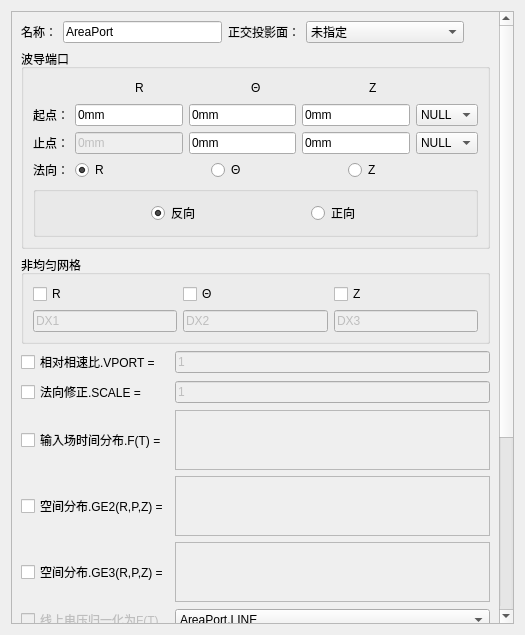
The window that src/Mod/Model3D/Command3D/Physics3DCommand/Port/PortDialog.ui (BeQuiet1228/FreeCAD) describes before a commit, drawn with Qt 5.
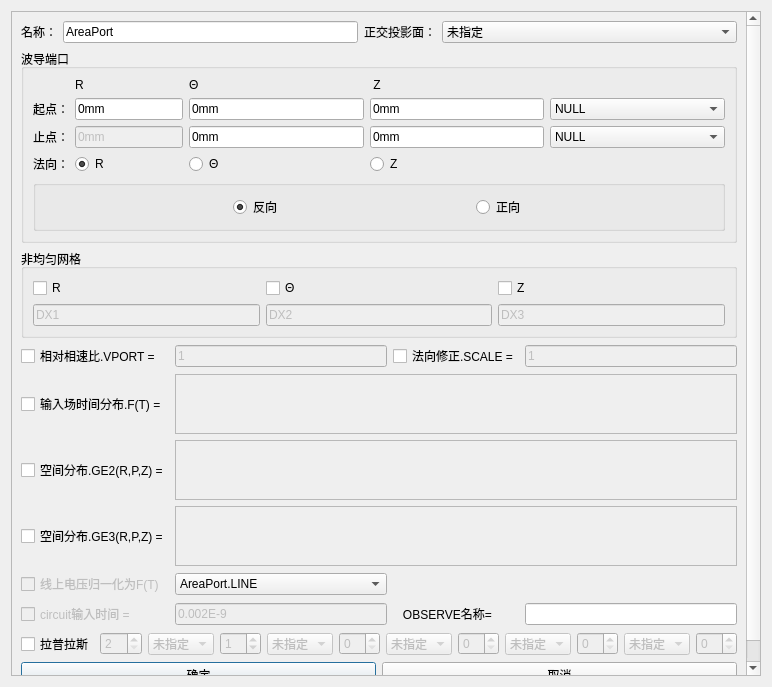
The same window after the commit. Custom widgets are drawn as their Qt base class.

```diff
--- a/src/Mod/Model3D/Command3D/Physics3DCommand/Port/PortDialog.ui
+++ b/src/Mod/Model3D/Command3D/Physics3DCommand/Port/PortDialog.ui
@@ -9,8 +9,8 @@
    <rect>
     <x>0</x>
     <y>0</y>
-    <width>525</width>
-    <height>635</height>
+    <width>772</width>
+    <height>687</height>
    </rect>
   </property>
   <property name="sizePolicy">
@@ -34,8 +34,8 @@
   <property name="windowTitle">
    <string>波导端口</string>
   </property>
-  <layout class="QGridLayout" name="gridLayout_7">
-   <item row="0" column="0">
+  <layout class="QVBoxLayout" name="verticalLayout_5">
+   <item>
     <widget class="QScrollArea" name="scrollArea">
      <property name="sizePolicy">
       <sizepolicy hsizetype="Preferred" vsizetype="Preferred">
@@ -50,13 +50,13 @@
       <property name="geometry">
        <rect>
         <x>0</x>
-        <y>-206</y>
-        <width>488</width>
-        <height>923</height>
+        <y>0</y>
+        <width>752</width>
+        <height>667</height>
        </rect>
       </property>
-      <layout class="QGridLayout" name="gridLayout_5">
-       <item row="0" column="0">
+      <layout class="QVBoxLayout" name="verticalLayout_2">
+       <item>
         <layout class="QHBoxLayout" name="horizontalLayout" stretch="1,1,1,1">
          <item>
           <widget class="QLabel" name="Label_Name">
@@ -138,7 +138,7 @@
          </item>
         </layout>
        </item>
-       <item row="1" column="0" colspan="2">
+       <item>
         <widget class="QGroupBox" name="groupBox_Port">
          <property name="sizePolicy">
           <sizepolicy hsizetype="Preferred" vsizetype="Preferred">
@@ -152,206 +152,52 @@
          <property name="flat">
           <bool>true</bool>
          </property>
-         <layout class="QGridLayout" name="gridLayout_3">
-          <item row="6" column="0">
-           <layout class="QHBoxLayout" name="horizontalLayout_2">
+         <layout class="QVBoxLayout" name="verticalLayout_3">
             <item>
-             <widget class="QLabel" name="label">
-              <property name="sizePolicy">
-               <sizepolicy hsizetype="Fixed" vsizetype="Preferred">
-                <horstretch>0</horstretch>
-                <verstretch>0</verstretch>
-               </sizepolicy>
-              </property>
-              <property name="text">
-               <string>法向：</string>
-              </property>
-             </widget>
-            </item>
-            <item>
-             <widget class="QRadioButton" name="radioButton_x">
-              <property name="text">
-               <string>R</string>
-              </property>
-              <property name="checked">
-               <bool>true</bool>
-              </property>
-             </widget>
-            </item>
-            <item>
-             <widget class="QRadioButton" name="radioButton_y">
-              <property name="text">
-               <string>Θ</string>
-              </property>
-             </widget>
-            </item>
-            <item>
-             <widget class="QRadioButton" name="radioButton_z">
-              <property name="text">
-               <string>Z</string>
-              </property>
-             </widget>
-            </item>
-           </layout>
-          </item>
-          <item row="4" column="0">
-           <layout class="QHBoxLayout" name="horizontalLayout_end">
-            <item>
-             <widget class="QLabel" name="label_end">
-              <property name="text">
-               <string>止点：</string>
-              </property>
-             </widget>
-            </item>
-            <item>
-             <widget class="QLineEdit" name="LineEdit_end_x">
-              <property name="enabled">
-               <bool>false</bool>
-              </property>
-              <property name="text">
-               <string>0mm</string>
-              </property>
-             </widget>
-            </item>
-            <item>
-             <widget class="QLineEdit" name="LineEdit_end_y">
-              <property name="text">
-               <string>0mm</string>
-              </property>
-             </widget>
-            </item>
-            <item>
-             <widget class="QLineEdit" name="LineEdit_end_z">
-              <property name="text">
-               <string>0mm</string>
-              </property>
-             </widget>
-            </item>
-            <item>
-             <widget class="StyledComboBox" name="ComboBox_end">
-              <property name="sizePolicy">
-               <sizepolicy hsizetype="Expanding" vsizetype="Fixed">
-                <horstretch>0</horstretch>
-                <verstretch>0</verstretch>
-               </sizepolicy>
-              </property>
-              <item>
-               <property name="text">
-                <string>NULL</string>
-               </property>
-              </item>
-             </widget>
-            </item>
-           </layout>
-          </item>
-          <item row="1" column="0">
-           <layout class="QHBoxLayout" name="horizontalLayout_5">
-            <item>
-             <spacer name="horizontalSpacer_4">
-              <property name="orientation">
-               <enum>Qt::Horizontal</enum>
-              </property>
-              <property name="sizeHint" stdset="0">
-               <size>
-                <width>40</width>
-                <height>20</height>
-               </size>
-              </property>
-             </spacer>
-            </item>
-            <item>
-             <widget class="QLabel" name="label_X">
-              <property name="text">
-               <string>R</string>
-              </property>
-             </widget>
-            </item>
-            <item>
-             <spacer name="horizontalSpacer_5">
-              <property name="orientation">
-               <enum>Qt::Horizontal</enum>
-              </property>
-              <property name="sizeHint" stdset="0">
-               <size>
-                <width>40</width>
-                <height>20</height>
-               </size>
-              </property>
-             </spacer>
-            </item>
-            <item>
+           <layout class="QGridLayout" name="gridLayout">
+            <item row="0" column="3">
              <widget class="QLabel" name="label_Y">
               <property name="text">
                <string>Θ</string>
               </property>
              </widget>
             </item>
-            <item>
-             <spacer name="horizontalSpacer_6">
-              <property name="orientation">
-               <enum>Qt::Horizontal</enum>
-              </property>
-              <property name="sizeHint" stdset="0">
-               <size>
-                <width>40</width>
-                <height>20</height>
-               </size>
-              </property>
-             </spacer>
-            </item>
-            <item>
+            <item row="0" column="4">
              <widget class="QLabel" name="label_Z">
               <property name="text">
-               <string>Z</string>
+               <string> Z</string>
               </property>
              </widget>
             </item>
-            <item>
-             <spacer name="horizontalSpacer_7">
-              <property name="orientation">
-               <enum>Qt::Horizontal</enum>
-              </property>
-              <property name="sizeHint" stdset="0">
-               <size>
-                <width>40</width>
-                <height>20</height>
-               </size>
-              </property>
-             </spacer>
-            </item>
-           </layout>
-          </item>
-          <item row="2" column="0">
-           <layout class="QHBoxLayout" name="horizontalLayout_start">
-            <item>
-             <widget class="QLabel" name="label_start">
-              <property name="text">
-               <string>起点：</string>
-              </property>
-             </widget>
-            </item>
-            <item>
+            <item row="1" column="1" colspan="2">
              <widget class="QLineEdit" name="LineEdit_start_x">
               <property name="text">
                <string>0mm</string>
               </property>
              </widget>
             </item>
-            <item>
+            <item row="1" column="3">
              <widget class="QLineEdit" name="LineEdit_start_y">
               <property name="text">
                <string>0mm</string>
               </property>
              </widget>
             </item>
-            <item>
+            <item row="1" column="0">
+             <widget class="QLabel" name="label_start">
+              <property name="text">
+               <string>起点：</string>
+              </property>
+             </widget>
+            </item>
+            <item row="1" column="4">
              <widget class="QLineEdit" name="LineEdit_start_z">
               <property name="text">
                <string>0mm</string>
               </property>
              </widget>
             </item>
-            <item>
+            <item row="1" column="5">
              <widget class="StyledComboBox" name="ComboBox_start">
               <property name="sizePolicy">
                <sizepolicy hsizetype="Expanding" vsizetype="Fixed">
@@ -366,64 +212,106 @@
               </item>
              </widget>
             </item>
-           </layout>
-          </item>
-          <item row="8" column="0">
-           <spacer name="verticalSpacer_15">
-            <property name="orientation">
-             <enum>Qt::Vertical</enum>
-            </property>
-            <property name="sizeHint" stdset="0">
-             <size>
-              <width>20</width>
-              <height>40</height>
-             </size>
-            </property>
-           </spacer>
-          </item>
-          <item row="0" column="0">
-           <spacer name="verticalSpacer_16">
-            <property name="orientation">
-             <enum>Qt::Vertical</enum>
-            </property>
-            <property name="sizeHint" stdset="0">
-             <size>
-              <width>20</width>
-              <height>40</height>
-             </size>
-            </property>
-           </spacer>
+            <item row="2" column="0">
+             <widget class="QLabel" name="label_end">
+              <property name="text">
+               <string>止点：</string>
+              </property>
+             </widget>
+            </item>
+            <item row="2" column="1" colspan="2">
+             <widget class="QLineEdit" name="LineEdit_end_x">
+              <property name="enabled">
+               <bool>false</bool>
+              </property>
+              <property name="text">
+               <string>0mm</string>
+              </property>
+             </widget>
+            </item>
+            <item row="2" column="4">
+             <widget class="QLineEdit" name="LineEdit_end_z">
+              <property name="text">
+               <string>0mm</string>
+              </property>
+             </widget>
+            </item>
+            <item row="2" column="3">
+             <widget class="QLineEdit" name="LineEdit_end_y">
+              <property name="text">
+               <string>0mm</string>
+              </property>
+             </widget>
+            </item>
+            <item row="3" column="3">
+             <widget class="QRadioButton" name="radioButton_y">
+              <property name="text">
+               <string>Θ</string>
+              </property>
+             </widget>
+            </item>
+            <item row="3" column="4">
+             <widget class="QRadioButton" name="radioButton_z">
+              <property name="text">
+               <string>Z</string>
+              </property>
+             </widget>
+            </item>
+            <item row="3" column="1">
+             <widget class="QRadioButton" name="radioButton_x">
+              <property name="text">
+               <string>R</string>
+              </property>
+              <property name="checked">
+               <bool>true</bool>
+              </property>
+             </widget>
+            </item>
+            <item row="2" column="5">
+             <widget class="StyledComboBox" name="ComboBox_end">
+              <property name="sizePolicy">
+               <sizepolicy hsizetype="Expanding" vsizetype="Fixed">
+                <horstretch>0</horstretch>
+                <verstretch>0</verstretch>
+               </sizepolicy>
+              </property>
+              <item>
+               <property name="text">
+                <string>NULL</string>
+               </property>
+              </item>
+             </widget>
           </item>
           <item row="3" column="0">
-           <spacer name="verticalSpacer_17">
-            <property name="orientation">
-             <enum>Qt::Vertical</enum>
-            </property>
-            <property name="sizeHint" stdset="0">
-             <size>
-              <width>20</width>
-              <height>40</height>
-             </size>
-            </property>
-           </spacer>
-          </item>
-          <item row="7" column="0">
+             <widget class="QLabel" name="label">
+              <property name="sizePolicy">
+               <sizepolicy hsizetype="Fixed" vsizetype="Preferred">
+                <horstretch>0</horstretch>
+                <verstretch>0</verstretch>
+               </sizepolicy>
+              </property>
+              <property name="text">
+               <string>法向：</string>
+              </property>
+             </widget>
+            </item>
+            <item row="0" column="1" colspan="2">
+             <widget class="QLabel" name="label_X">
+              <property name="text">
+               <string>R</string>
+              </property>
+             </widget>
+            </item>
+           </layout>
+          </item>
+          <item>
            <widget class="QGroupBox" name="groupBox_2">
-            <property name="sizePolicy">
-             <sizepolicy hsizetype="Expanding" vsizetype="Expanding">
-              <horstretch>0</horstretch>
-              <verstretch>0</verstretch>
-             </sizepolicy>
-            </property>
             <property name="title">
              <string/>
             </property>
-            <property name="flat">
-             <bool>true</bool>
-            </property>
-            <layout class="QGridLayout" name="gridLayout_2">
-             <item row="0" column="0">
-              <layout class="QHBoxLayout" name="horizontalLayout_4">
+            <layout class="QVBoxLayout" name="verticalLayout_4">
+             <item>
+              <layout class="QHBoxLayout" name="horizontalLayout_2">
                <item>
                 <spacer name="horizontalSpacer">
                  <property name="orientation">
@@ -485,80 +373,16 @@
             </layout>
            </widget>
           </item>
-          <item row="5" column="0">
-           <spacer name="verticalSpacer_18">
-            <property name="orientation">
-             <enum>Qt::Vertical</enum>
-            </property>
-            <property name="sizeHint" stdset="0">
-             <size>
-              <width>20</width>
-              <height>40</height>
-             </size>
-            </property>
-           </spacer>
-          </item>
          </layout>
         </widget>
        </item>
-       <item row="2" column="0">
-        <spacer name="verticalSpacer">
-         <property name="orientation">
-          <enum>Qt::Vertical</enum>
-         </property>
-         <property name="sizeHint" stdset="0">
-          <size>
-           <width>20</width>
-           <height>40</height>
-          </size>
-         </property>
-        </spacer>
-       </item>
-       <item row="3" column="0" colspan="2">
+       <item>
         <widget class="QGroupBox" name="groupBox">
          <property name="title">
           <string>非均匀网格</string>
          </property>
          <layout class="QGridLayout" name="gridLayout_4">
           <item row="1" column="0">
-           <layout class="QHBoxLayout" name="horizontalLayout_6">
-            <item>
-             <widget class="QCheckBox" name="checkBox_x">
-              <property name="text">
-               <string>R</string>
-              </property>
-             </widget>
-            </item>
-            <item>
-             <widget class="QCheckBox" name="checkBox_y">
-              <property name="text">
-               <string>Θ</string>
-              </property>
-             </widget>
-            </item>
-            <item>
-             <widget class="QCheckBox" name="checkBox_z">
-              <property name="text">
-               <string>Z</string>
-              </property>
-             </widget>
-            </item>
-           </layout>
-          </item>
-          <item row="2" column="0">
-           <spacer name="verticalSpacer_6">
-            <property name="orientation">
-             <enum>Qt::Vertical</enum>
-            </property>
-            <property name="sizeHint" stdset="0">
-             <size>
-              <width>20</width>
-              <height>40</height>
-             </size>
-            </property>
-           </spacer>
-          </item>
-          <item row="4" column="0">
            <layout class="QHBoxLayout" name="horizontalLayout_7">
             <item>
              <widget class="QLineEdit" name="LineEdit_DX1">
@@ -592,166 +416,104 @@
             </item>
            </layout>
           </item>
-          <item row="3" column="0">
-           <spacer name="verticalSpacer_2">
-            <property name="orientation">
-             <enum>Qt::Vertical</enum>
-            </property>
-            <property name="sizeHint" stdset="0">
-             <size>
-              <width>20</width>
-              <height>40</height>
-             </size>
-            </property>
-           </spacer>
-          </item>
-          <item row="5" column="0">
-           <spacer name="verticalSpacer_3">
-            <property name="orientation">
-             <enum>Qt::Vertical</enum>
-            </property>
-            <property name="sizeHint" stdset="0">
-             <size>
-              <width>20</width>
-              <height>40</height>
-             </size>
-            </property>
-           </spacer>
-          </item>
-          <item row="0" column="0">
-           <spacer name="verticalSpacer_7">
-            <property name="orientation">
-             <enum>Qt::Vertical</enum>
-            </property>
-            <property name="sizeHint" stdset="0">
-             <size>
-              <width>20</width>
-              <height>40</height>
-             </size>
-            </property>
-           </spacer>
-          </item>
-         </layout>
+          <item row="0" column="0">
+           <layout class="QHBoxLayout" name="horizontalLayout_6">
+            <item>
+             <widget class="QCheckBox" name="checkBox_x">
+              <property name="text">
+               <string>R</string>
+              </property>
+             </widget>
+            </item>
+            <item>
+             <widget class="QCheckBox" name="checkBox_y">
+              <property name="text">
+               <string>Θ</string>
+              </property>
+             </widget>
+            </item>
+            <item>
+             <widget class="QCheckBox" name="checkBox_z">
+              <property name="text">
+               <string>Z</string>
+              </property>
+             </widget>
+            </item>
+           </layout>
+          </item>
+         </layout>
         </widget>
        </item>
-       <item row="4" column="0" colspan="2">
-        <layout class="QGridLayout" name="gridLayout">
-         <item row="12" column="2">
-          <widget class="QLineEdit" name="LineEdit_circuit">
+       <item>
+        <layout class="QVBoxLayout" name="verticalLayout">
+         <item>
+          <layout class="QGridLayout" name="gridLayout_2">
+           <item row="0" column="0">
+            <widget class="QCheckBox" name="checkBox_vport">
+             <property name="text">
+              <string>相对相速比.VPORT =</string>
+             </property>
+            </widget>
+           </item>
+           <item row="0" column="1">
+            <widget class="QLineEdit" name="LineEdit_vport">
            <property name="enabled">
             <bool>false</bool>
            </property>
            <property name="text">
-            <string>0.002E-9</string>
+              <string>1</string>
            </property>
           </widget>
          </item>
-         <item row="2" column="1">
+           <item row="0" column="2">
           <widget class="QCheckBox" name="checkBox_scale">
            <property name="text">
             <string>法向修正.SCALE =</string>
            </property>
           </widget>
          </item>
-         <item row="4" column="1">
+           <item row="0" column="3">
+            <widget class="QLineEdit" name="LineEdit_scale">
+             <property name="enabled">
+              <bool>false</bool>
+             </property>
+             <property name="text">
+              <string>1</string>
+             </property>
+            </widget>
+           </item>
+           <item row="1" column="0">
           <widget class="QCheckBox" name="checkBox_Ft">
            <property name="text">
             <string>输入场时间分布.F(T) =</string>
            </property>
           </widget>
          </item>
-         <item row="8" column="1">
+           <item row="2" column="0">
+            <widget class="QCheckBox" name="checkBox_GE2">
+             <property name="text">
+              <string>空间分布.GE2(R,P,Z) =</string>
+             </property>
+            </widget>
+           </item>
+           <item row="3" column="0">
           <widget class="QCheckBox" name="checkBox_GE3">
            <property name="text">
             <string>空间分布.GE3(R,P,Z) =</string>
            </property>
           </widget>
          </item>
-         <item row="15" column="2">
-          <layout class="QHBoxLayout" name="horizontalLayout_10">
-           <item>
-            <widget class="StyledComboBox" name="ComboBox_lap2">
+           <item row="4" column="0">
+            <widget class="QCheckBox" name="checkBox_FT">
              <property name="enabled">
               <bool>false</bool>
              </property>
-             <item>
               <property name="text">
-               <string>未指定</string>
-              </property>
-             </item>
+              <string>线上电压归一化为F(T) </string>
+             </property>
             </widget>
            </item>
-           <item>
-            <widget class="QSpinBox" name="spinBox_2">
-             <property name="enabled">
-              <bool>false</bool>
-             </property>
-            </widget>
-           </item>
-          </layout>
-         </item>
-         <item row="5" column="2">
-          <spacer name="verticalSpacer_8">
-           <property name="orientation">
-            <enum>Qt::Vertical</enum>
-           </property>
-           <property name="sizeHint" stdset="0">
-            <size>
-             <width>20</width>
-             <height>40</height>
-            </size>
-           </property>
-          </spacer>
-         </item>
-         <item row="20" column="2">
-          <spacer name="verticalSpacer_13">
-           <property name="orientation">
-            <enum>Qt::Vertical</enum>
-           </property>
-           <property name="sizeHint" stdset="0">
-            <size>
-             <width>20</width>
-             <height>40</height>
-            </size>
-           </property>
-          </spacer>
-         </item>
-         <item row="14" column="1">
-          <widget class="QCheckBox" name="checkBox_lap">
-           <property name="enabled">
-            <bool>true</bool>
-           </property>
-           <property name="text">
-            <string>拉普拉斯</string>
-           </property>
-          </widget>
-         </item>
-         <item row="8" column="2">
-          <widget class="QTextEdit" name="LineEdit_GE3">
-           <property name="enabled">
-            <bool>false</bool>
-           </property>
-           <property name="maximumSize">
-            <size>
-             <width>16777215</width>
-             <height>60</height>
-            </size>
-           </property>
-          </widget>
-         </item>
-         <item row="12" column="1">
-          <widget class="QCheckBox" name="checkBox_circuit">
-           <property name="enabled">
-            <bool>false</bool>
-           </property>
-           <property name="text">
-            <string>circuit输入时间 =</string>
-           </property>
-          </widget>
-         </item>
-         <item row="10" column="2">
-          <layout class="QHBoxLayout" name="horizontalLayout_8">
-           <item>
+           <item row="4" column="1">
             <widget class="StyledComboBox" name="ComboBox_FT">
              <property name="enabled">
               <bool>true</bool>
@@ -763,78 +525,37 @@
              </item>
             </widget>
            </item>
-          </layout>
-         </item>
-         <item row="0" column="2">
-          <widget class="QLineEdit" name="LineEdit_vport">
+           <item row="5" column="0">
+            <widget class="QCheckBox" name="checkBox_circuit">
            <property name="enabled">
             <bool>false</bool>
            </property>
            <property name="text">
-            <string>1</string>
+              <string>circuit输入时间 =   </string>
            </property>
           </widget>
          </item>
-         <item row="7" column="2">
-          <spacer name="verticalSpacer_9">
-           <property name="orientation">
-            <enum>Qt::Vertical</enum>
-           </property>
-           <property name="sizeHint" stdset="0">
-            <size>
-             <width>20</width>
-             <height>40</height>
-            </size>
-           </property>
-          </spacer>
-         </item>
-         <item row="11" column="2">
-          <spacer name="verticalSpacer_11">
-           <property name="orientation">
-            <enum>Qt::Vertical</enum>
-           </property>
-           <property name="sizeHint" stdset="0">
-            <size>
-             <width>20</width>
-             <height>40</height>
-            </size>
-           </property>
-          </spacer>
-         </item>
-         <item row="17" column="2">
-          <layout class="QHBoxLayout" name="horizontalLayout_11">
-           <item>
-            <widget class="QComboBox" name="ComboBox_lap4">
+           <item row="5" column="1">
+            <widget class="QLineEdit" name="LineEdit_circuit">
              <property name="enabled">
               <bool>false</bool>
              </property>
-             <item>
               <property name="text">
-               <string>未指定</string>
-              </property>
-             </item>
+              <string>0.002E-9</string>
+             </property>
             </widget>
            </item>
-           <item>
-            <widget class="QSpinBox" name="spinBox_4">
-             <property name="enabled">
-              <bool>false</bool>
-             </property>
-            </widget>
-           </item>
-          </layout>
-         </item>
-         <item row="2" column="2">
-          <widget class="QLineEdit" name="LineEdit_scale">
-           <property name="enabled">
-            <bool>false</bool>
-           </property>
+           <item row="5" column="2">
+            <widget class="QLabel" name="label_obs">
            <property name="text">
-            <string>1</string>
+              <string>   OBSERVE名称=</string>
            </property>
           </widget>
          </item>
-         <item row="4" column="2">
+           <item row="5" column="3">
+            <widget class="QLineEdit" name="lineEdit_obs"/>
+           </item>
+           <item row="1" column="1" colspan="3">
           <widget class="QTextEdit" name="LineEdit_Ft">
            <property name="enabled">
             <bool>false</bool>
@@ -847,60 +568,47 @@
            </property>
           </widget>
          </item>
-         <item row="3" column="2">
-          <spacer name="verticalSpacer_5">
-           <property name="orientation">
-            <enum>Qt::Vertical</enum>
-           </property>
-           <property name="sizeHint" stdset="0">
+           <item row="2" column="1" colspan="3">
+            <widget class="QTextEdit" name="LineEdit_GE2">
+             <property name="enabled">
+              <bool>false</bool>
+             </property>
+             <property name="maximumSize">
             <size>
-             <width>20</width>
-             <height>40</height>
-            </size>
-           </property>
-          </spacer>
-         </item>
-         <item row="6" column="1">
-          <widget class="QCheckBox" name="checkBox_GE2">
-           <property name="text">
-            <string>空间分布.GE2(R,P,Z) =</string>
-           </property>
-          </widget>
-         </item>
-         <item row="0" column="1">
-          <widget class="QCheckBox" name="checkBox_vport">
-           <property name="text">
-            <string>相对相速比.VPORT =</string>
-           </property>
-          </widget>
-         </item>
-         <item row="14" column="2">
-          <layout class="QHBoxLayout" name="horizontalLayout_9">
-           <item>
-            <widget class="StyledComboBox" name="ComboBox_lap1">
+               <width>16777215</width>
+               <height>60</height>
+              </size>
+             </property>
+            </widget>
+           </item>
+           <item row="3" column="1" colspan="3">
+            <widget class="QTextEdit" name="LineEdit_GE3">
              <property name="enabled">
               <bool>false</bool>
              </property>
-             <item>
-              <property name="text">
-               <string>未指定</string>
-              </property>
-             </item>
-            </widget>
-           </item>
-           <item>
-            <widget class="QSpinBox" name="spinBox">
-             <property name="enabled">
-              <bool>false</bool>
-             </property>
-             <property name="value">
-              <number>1</number>
+             <property name="maximumSize">
+              <size>
+               <width>16777215</width>
+               <height>60</height>
+              </size>
              </property>
             </widget>
            </item>
           </layout>
          </item>
-         <item row="15" column="1">
+         <item>
+          <layout class="QHBoxLayout" name="horizontalLayout_14">
+           <item>
+            <widget class="QCheckBox" name="checkBox_lap">
+             <property name="enabled">
+              <bool>true</bool>
+             </property>
+             <property name="text">
+              <string>拉普拉斯</string>
+             </property>
+            </widget>
+           </item>
+           <item>
           <widget class="QSpinBox" name="spinBox_num">
            <property name="enabled">
             <bool>false</bool>
@@ -913,21 +621,51 @@
            </property>
           </widget>
          </item>
-         <item row="1" column="2">
-          <spacer name="verticalSpacer_4">
-           <property name="orientation">
-            <enum>Qt::Vertical</enum>
-           </property>
-           <property name="sizeHint" stdset="0">
-            <size>
-             <width>20</width>
-             <height>40</height>
-            </size>
-           </property>
-          </spacer>
-         </item>
-         <item row="16" column="2">
+           <item>
+            <layout class="QHBoxLayout" name="horizontalLayout_9">
+             <item>
           <layout class="QHBoxLayout" name="horizontalLayout_3">
+               <item>
+                <widget class="StyledComboBox" name="ComboBox_lap1">
+                 <property name="enabled">
+                  <bool>false</bool>
+                 </property>
+                 <item>
+                  <property name="text">
+                   <string>未指定</string>
+                  </property>
+                 </item>
+                </widget>
+               </item>
+               <item>
+                <widget class="QSpinBox" name="spinBox">
+                 <property name="enabled">
+                  <bool>false</bool>
+                 </property>
+                 <property name="value">
+                  <number>1</number>
+                 </property>
+                </widget>
+               </item>
+               <item>
+                <widget class="StyledComboBox" name="ComboBox_lap2">
+                 <property name="enabled">
+                  <bool>false</bool>
+                 </property>
+                 <item>
+                  <property name="text">
+                   <string>未指定</string>
+                  </property>
+                 </item>
+                </widget>
+               </item>
+               <item>
+                <widget class="QSpinBox" name="spinBox_2">
+                 <property name="enabled">
+                  <bool>false</bool>
+                 </property>
+                </widget>
+               </item>
            <item>
             <widget class="QComboBox" name="ComboBox_lap3">
              <property name="enabled">
@@ -949,43 +687,31 @@
            </item>
           </layout>
          </item>
-         <item row="6" column="2">
-          <widget class="QTextEdit" name="LineEdit_GE2">
-           <property name="enabled">
-            <bool>false</bool>
-           </property>
-           <property name="maximumSize">
-            <size>
-             <width>16777215</width>
-             <height>60</height>
-            </size>
-           </property>
-          </widget>
-         </item>
-         <item row="10" column="1">
-          <widget class="QCheckBox" name="checkBox_FT">
+             <item>
+              <layout class="QHBoxLayout" name="horizontalLayout_10"/>
+             </item>
+             <item>
+              <layout class="QHBoxLayout" name="horizontalLayout_11">
+               <item>
+                <widget class="QComboBox" name="ComboBox_lap4">
            <property name="enabled">
             <bool>false</bool>
            </property>
+                 <item>
            <property name="text">
-            <string>线上电压归一化为F(T)</string>
-           </property>
-          </widget>
-         </item>
-         <item row="9" column="2">
-          <spacer name="verticalSpacer_10">
-           <property name="orientation">
-            <enum>Qt::Vertical</enum>
-           </property>
-           <property name="sizeHint" stdset="0">
-            <size>
-             <width>20</width>
-             <height>40</height>
-            </size>
-           </property>
-          </spacer>
-         </item>
-         <item row="18" column="2">
+                   <string>未指定</string>
+                  </property>
+                 </item>
+                </widget>
+               </item>
+               <item>
+                <widget class="QSpinBox" name="spinBox_4">
+                 <property name="enabled">
+                  <bool>false</bool>
+                 </property>
+                </widget>
+               </item>
+               <item>
           <layout class="QHBoxLayout" name="horizontalLayout_12">
            <item>
             <widget class="QComboBox" name="ComboBox_lap5">
@@ -1008,28 +734,22 @@
            </item>
           </layout>
          </item>
-         <item row="13" column="1">
-          <widget class="QLabel" name="label_obs">
-           <property name="text">
-            <string>   OBSERVE名称=</string>
-           </property>
-          </widget>
-         </item>
-         <item row="13" column="2">
-          <widget class="QLineEdit" name="lineEdit_obs"/>
+              </layout>
+             </item>
+            </layout>
          </item>
         </layout>
        </item>
-       <item row="5" column="0">
+         <item>
         <layout class="QGridLayout" name="gridLayout_6">
-         <item row="0" column="0">
+           <item row="0" column="1">
           <widget class="QPushButton" name="pb_ok">
            <property name="text">
             <string>确定</string>
            </property>
           </widget>
          </item>
-         <item row="0" column="1">
+           <item row="0" column="2">
           <widget class="QPushButton" name="pb_cancel">
            <property name="text">
             <string>取消</string>
@@ -1038,18 +758,7 @@
          </item>
         </layout>
        </item>
-       <item row="6" column="1">
-        <spacer name="verticalSpacer_14">
-         <property name="orientation">
-          <enum>Qt::Vertical</enum>
-         </property>
-         <property name="sizeHint" stdset="0">
-          <size>
-           <width>20</width>
-           <height>40</height>
-          </size>
-         </property>
-        </spacer>
+        </layout>
        </item>
       </layout>
       <zorder>verticalSpacer_14</zorder>
```
Left out of the diff: 43 changed lines with no effect on the pictures. Lines whose indentation alone changed are shown as unchanged.
